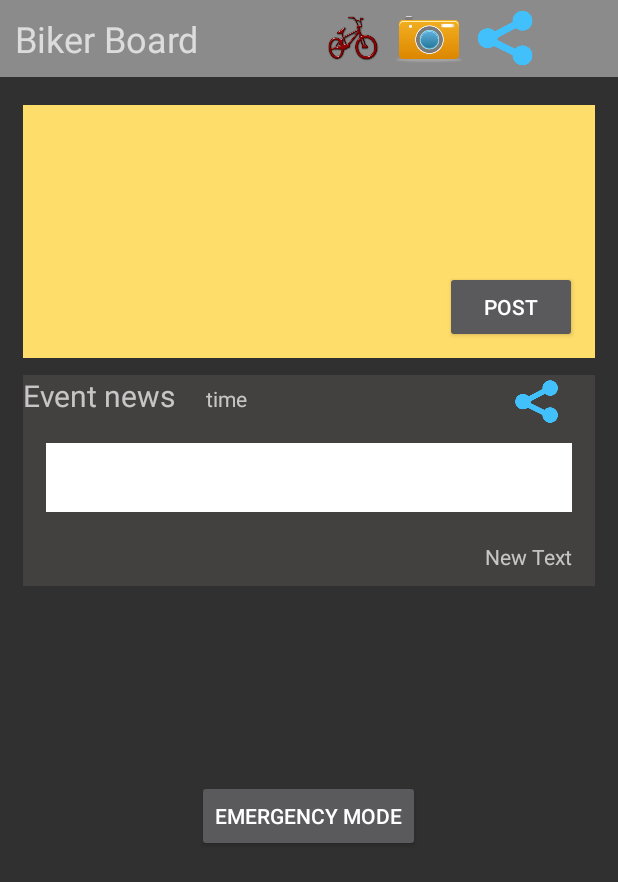
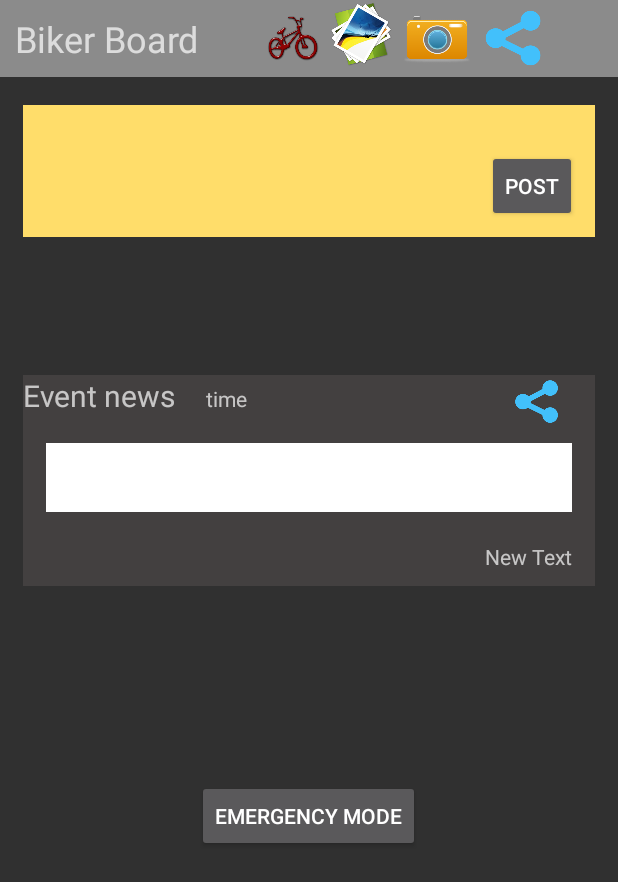
Before and after one commit to warutgunyoyo/SocialBike, an Android app: the Biker_BoardActivity screen opened directly, with no data from a screen before it, after a tap on an icon or button, on a phone screen of 412 x 824 dp. Shown: the top 882 px of the screen. Run offline under Robolectric (Android 15) with nearby library versions, the light colour scheme and no system bars.

Commit message:
bikerBoard take photo unsuccessful

```diff
--- a/app/src/main/AndroidManifest.xml
+++ b/app/src/main/AndroidManifest.xml
@@ -12,6 +12,7 @@
     -->
     <uses-permission android:name="android.permission.ACCESS_COARSE_LOCATION" />
     <uses-permission android:name="android.permission.ACCESS_FINE_LOCATION" />
+    <uses-permission android:name="android.permission.WRITE_EXTERNAL_STORAGE" />
 
     <application
         android:allowBackup="true"
--- a/app/src/main/java/com/socialbike/phuketsocialbike/Biker_BoardActivity.java
+++ b/app/src/main/java/com/socialbike/phuketsocialbike/Biker_BoardActivity.java
@@ -42,7 +42,9 @@
     private ListView mDrawerList;
 
     private ImageView img;
+    private ImageView img2;
     private int RESULT_LOAD_IMAGE =1;
+    private int RESULT_LOAD_IMAGE2 =1;
     @Override
     protected void onCreate(Bundle savedInstanceState) {
         super.onCreate(savedInstanceState);
@@ -104,22 +106,47 @@
             }
         });
 
-        //****IMAGE Gallery
+        //****Take picture
         Button picture = (Button)findViewById(R.id.picture_btn);
         ImageView img = (ImageView) findViewById(R.id.imgBoard_imgView);
         picture.setOnClickListener(new View.OnClickListener() {
+                                       @Override
+                                       public void onClick(View v) {
+                                           Intent takePicture = new Intent(MediaStore.ACTION_IMAGE_CAPTURE);
+                                           startActivityForResult(Intent.createChooser(takePicture,
+                                                   "Take Picture"), RESULT_LOAD_IMAGE2);
+                                       }
+                                   });
+
+
+        //****IMAGE Gallery
+        Button pickImg = (Button)findViewById(R.id.pickImage_btn);
+        ImageView img2 = (ImageView) findViewById(R.id.imgBoard_imgView);
+        pickImg.setOnClickListener(new View.OnClickListener() {
             public void onClick(View arg0) {
 
                 // in onCreate or any event where your want the user to
                 // select a file
-                Intent intent = new Intent();
-                intent.setType("image/*");
-                intent.setAction(Intent.ACTION_GET_CONTENT);
-                startActivityForResult(Intent.createChooser(intent,
+//                Intent intent = new Intent();
+//                intent.setType("image");
+                Intent pickPhoto = new Intent(Intent.ACTION_PICK,
+                        android.provider.MediaStore.Images.Media.EXTERNAL_CONTENT_URI);
+                pickPhoto.setAction(Intent.ACTION_PICK);
+                startActivityForResult(Intent.createChooser(pickPhoto,
                         "Select Picture"), RESULT_LOAD_IMAGE);
 
+
+
+
+               /* Intent takePicture = new Intent(MediaStore.ACTION_IMAGE_CAPTURE);
+                startActivityForResult(takePicture, 0);//zero can be replaced with any action code*/
+
+                /*Intent pickPhoto = new Intent(Intent.ACTION_PICK,
+                        android.provider.MediaStore.Images.Media.EXTERNAL_CONTENT_URI);
+                startActivityForResult(pickPhoto , 1);//one can be replaced with any action code*/
             }
         });
+
 
     }
 
@@ -137,8 +164,29 @@
                 ImageView imageView = (ImageView) findViewById(R.id.imgBoard_imgView);
                 imageView.setImageBitmap(BitmapFactory.decodeFile(picturePath));
 
+            }else  if (requestCode == RESULT_LOAD_IMAGE2 && resultCode == RESULT_OK && null != data)
+            {
+                Uri selectedImage = data.getData();
+                ImageView imageView = (ImageView) findViewById(R.id.imgBoard_imgView);
             }
         }
+
+      /*  super.onActivityResult(requestCode, resultCode, data);
+        switch(requestCode) {
+            case 0:
+                if(resultCode == RESULT_OK){
+                    Uri selectedImage = data.getData();
+                    img.setImageURI(selectedImage);
+                }
+
+                break;
+            case 1:
+                if(requestCode == RESULT_LOAD_IMAGE && resultCode == RESULT_OK && null != data){
+                    Uri selectedImage = data.getData();
+                    img.setImageURI(selectedImage);
+                }
+                break;
+        }*/
     }
     @Override
     public boolean onCreateOptionsMenu(Menu menu) {
--- a/app/src/main/res/layout/activity_biker_board.xml
+++ b/app/src/main/res/layout/activity_biker_board.xml
@@ -40,7 +40,13 @@
                     android:layout_height="45dp"
                     android:background="@drawable/bike1"
                     android:layout_gravity="center_vertical"
-                    android:layout_marginLeft="80dp" />
+                    android:layout_marginLeft="40dp" />
+
+                <Button
+                    android:layout_width="45dp"
+                    android:layout_height="45dp"
+                    android:id="@+id/pickImage_btn"
+                    android:background="@drawable/pickimg" />
 
                 <Button
                     android:id="@+id/picture_btn"
@@ -83,34 +89,36 @@
                             android:layout_height="match_parent"
                             android:layout_gravity="top|center_horizontal"
                             android:layout_marginTop="10dp"
-                            android:weightSum="1"
                             android:background="#ffffdd6a"
                             android:layout_marginLeft="15dp"
                             android:layout_marginRight="15dp">
 
                             <EditText
                                 android:layout_width="match_parent"
-                                android:layout_height="100dp"
+                                android:layout_height="match_parent"
                                 android:id="@+id/board_editText"
-                                android:layout_weight="0.16"
                                 android:textColor="@android:color/black"
                                 android:background="#ffffdd6a"
-                                android:layout_marginLeft="5dp" />
+                                android:layout_marginLeft="10dp"
+                                android:layout_marginRight="10dp" />
 
-                            <ImageView
+                            <LinearLayout
+                                android:orientation="vertical"
                                 android:layout_width="match_parent"
-                                android:layout_height="match_parent"
-                                android:id="@+id/imgBoard_imgView"
-                                android:layout_gravity="center_horizontal"
-                                android:layout_weight="0.16"
-                                android:layout_marginTop="5dp"
-                                android:layout_marginLeft="5dp"
-                                android:layout_marginRight="5dp"
-                                android:visibility="invisible" />
+                                android:layout_height="match_parent">
+
+                                <ImageView
+                                    android:layout_width="match_parent"
+                                    android:layout_height="match_parent"
+                                    android:id="@+id/imgBoard_imgView"
+                                    android:layout_gravity="center_horizontal"
+                                    android:layout_marginLeft="10dp"
+                                    android:layout_marginRight="10dp" />
+                            </LinearLayout>
 
                             <Button
-                                android:layout_width="wrap_content"
-                                android:layout_height="wrap_content"
+                                android:layout_width="60dp"
+                                android:layout_height="match_parent"
                                 android:text="@string/post_btn"
                                 android:id="@+id/button4"
                                 android:layout_gravity="right"
@@ -118,12 +126,12 @@
                                 android:layout_marginTop="5dp"
                                 android:layout_marginBottom="10dp" />
 
-                            <Gallery
+                            <!--<Gallery
                                 android:layout_width="wrap_content"
                                 android:layout_height="wrap_content"
                                 android:id="@+id/gallery"
                                 android:layout_gravity="right"
-                                android:layout_weight="0.16" />
+                                android:layout_weight="0.16" />-->
                         </LinearLayout>
                         </ScrollView>
 
```
Also changed, not shown: app/src/main/res/drawable/pickimg.png (added).
